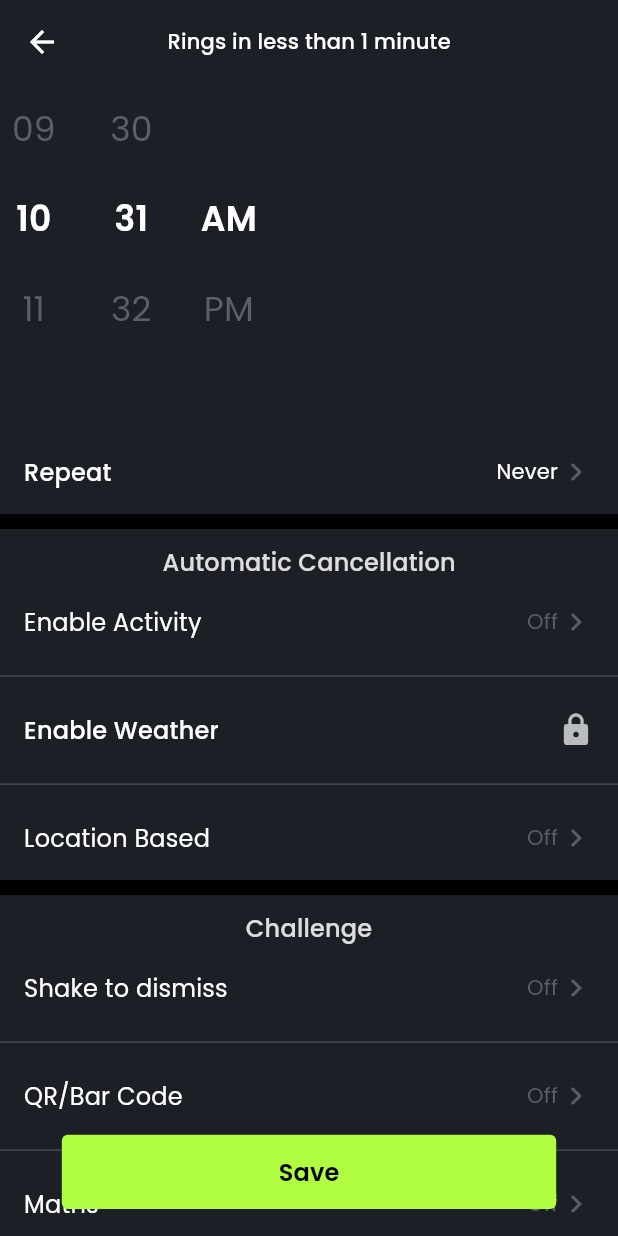
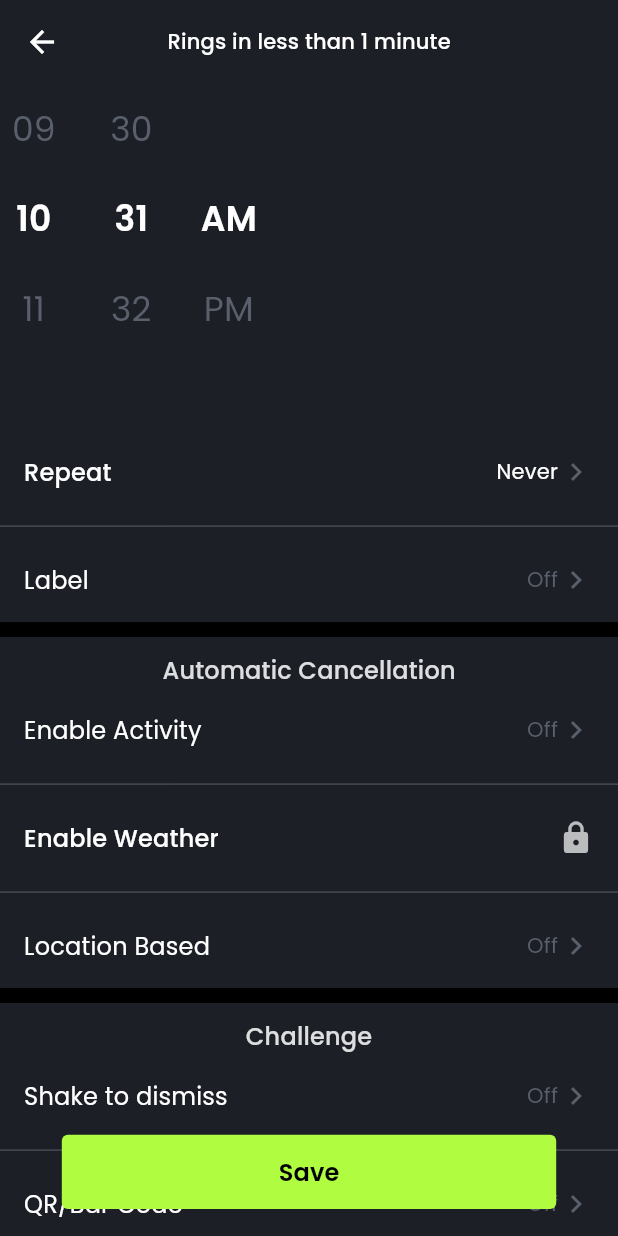
Before and after one commit to CCExtractor/ultimate_alarm_clock, a Flutter app: the AddOrUpdateAlarmView screen opened by its route, on a phone screen of 412 x 824 dp. Run offline on Flutter 3.47's test engine with Material 2 defaults, Android fonts, the light colour scheme and no system bars; drawn by our look-alikes of flutter_time_picker_spinner; our stand-ins replace cloud_firestore, firebase_core, flutter_expandable_fab, flutter_map, flutter_secure_storage, flutter_svg and 7 more; missing offline and left inert: app_minimizer, fl_location, flutter_fgbg, flutter_foreground_task, flutter_ringtone_player, mobile_scanner and 2 more; accounts and stored records are empty; generated files the repository leaves out were written again; Roboto replaces fonts that are missing (poppins).

Commit message:
added option to add label

```diff
--- a/lib/app/modules/addOrUpdateAlarm/controllers/add_or_update_alarm_controller.dart
+++ b/lib/app/modules/addOrUpdateAlarm/controllers/add_or_update_alarm_controller.dart
@@ -17,6 +17,8 @@ import 'package:uuid/uuid.dart';
 
 class AddOrUpdateAlarmController extends GetxController
     with AlarmHandlerSetupModel {
+  final labelController = TextEditingController();
+
   late UserModel? userModel;
   var alarmID = Uuid().v4();
   var homeController = Get.find<HomeController>();
--- a/lib/app/modules/addOrUpdateAlarm/views/add_or_update_alarm_view.dart
+++ b/lib/app/modules/addOrUpdateAlarm/views/add_or_update_alarm_view.dart
@@ -9,6 +9,7 @@ import 'package:get/get.dart';
 import 'package:ultimate_alarm_clock/app/data/models/alarm_model.dart';
 import 'package:ultimate_alarm_clock/app/modules/addOrUpdateAlarm/views/alarm_id_tile.dart';
 import 'package:ultimate_alarm_clock/app/modules/addOrUpdateAlarm/views/alarm_offset_tile.dart';
+import 'package:ultimate_alarm_clock/app/modules/addOrUpdateAlarm/views/label_tile.dart';
 import 'package:ultimate_alarm_clock/app/modules/addOrUpdateAlarm/views/location_activity_tile.dart';
 import 'package:ultimate_alarm_clock/app/modules/addOrUpdateAlarm/views/maths_challenge_tile.dart';
 import 'package:ultimate_alarm_clock/app/modules/addOrUpdateAlarm/views/qr_bar_code_tile.dart';
@@ -224,6 +225,13 @@ class AddOrUpdateAlarmView extends GetView<AddOrUpdateAlarmController> {
                     ),
                     RepeatTile(controller: controller),
                     Container(
+                      color: ksecondaryBackgroundColor,
+                      child: const Divider(
+                        color: kprimaryDisabledTextColor,
+                      ),
+                    ),
+                    LabelTile(controller: controller),
+                    Container(
                       color: ksecondaryTextColor,
                       height: 10,
                       width: width,
--- /dev/null
+++ b/lib/app/modules/addOrUpdateAlarm/views/label_tile.dart
@@ -0,0 +1,101 @@
+import 'package:flutter/material.dart';
+import 'package:get/get.dart';
+import 'package:numberpicker/numberpicker.dart';
+import 'package:ultimate_alarm_clock/app/modules/addOrUpdateAlarm/controllers/add_or_update_alarm_controller.dart';
+import 'package:ultimate_alarm_clock/app/utils/constants.dart';
+
+class LabelTile extends StatelessWidget {
+  const LabelTile({
+    super.key,
+    required this.controller,
+  });
+
+  final AddOrUpdateAlarmController controller;
+
+  @override
+  Widget build(BuildContext context) {
+    return ListTile(
+      tileColor: ksecondaryBackgroundColor,
+      title: const Text(
+        'Label',
+        style: TextStyle(color: kprimaryTextColor),
+      ),
+      onTap: () {
+        Get.defaultDialog(
+          title: "Enter a name",
+          titlePadding: const EdgeInsets.fromLTRB(0, 21, 0, 0),
+          backgroundColor: ksecondaryBackgroundColor,
+          titleStyle: Theme.of(context)
+              .textTheme
+              .displaySmall!
+              .copyWith(color: kprimaryTextColor),
+          contentPadding: const EdgeInsets.all(21),
+          content: TextField(
+            controller: controller.labelController,
+            style: Theme.of(context).textTheme.bodyLarge,
+            cursorColor: kprimaryTextColor.withOpacity(0.75),
+            decoration: InputDecoration(
+                enabledBorder: OutlineInputBorder(
+                    borderSide: BorderSide(
+                        color: kprimaryTextColor.withOpacity(0.75), width: 1),
+                    borderRadius: const BorderRadius.all(Radius.circular(12))),
+                border: OutlineInputBorder(
+                    borderSide: BorderSide(
+                        color: kprimaryTextColor.withOpacity(0.75), width: 1),
+                    borderRadius: const BorderRadius.all(Radius.circular(12))),
+                focusedBorder: OutlineInputBorder(
+                    borderSide: BorderSide(
+                        color: kprimaryTextColor.withOpacity(0.75), width: 1),
+                    borderRadius: const BorderRadius.all(Radius.circular(12))),
+                hintText: 'Enter a name',
+                hintStyle: Theme.of(context)
+                    .textTheme
+                    .bodyLarge!
+                    .copyWith(color: kprimaryDisabledTextColor)),
+          ),
+          buttonColor: ksecondaryBackgroundColor,
+          confirm: TextButton(
+            style: ButtonStyle(
+                backgroundColor: MaterialStateProperty.all(kprimaryColor)),
+            child: Text(
+              'Save',
+              style: Theme.of(context)
+                  .textTheme
+                  .displaySmall!
+                  .copyWith(color: ksecondaryTextColor),
+            ),
+            onPressed: () {
+              controller.label.value = controller.labelController.text;
+              Get.back();
+            },
+          ),
+        );
+      },
+      trailing: InkWell(
+        child: Wrap(
+          crossAxisAlignment: WrapCrossAlignment.center,
+          children: [
+            Obx(
+              () => Text(
+                controller.label.value.isNotEmpty
+                    ? controller.label.value
+                    : 'Off',
+                style: Theme.of(context).textTheme.bodyMedium!.copyWith(
+                      color: (controller.label.value.isEmpty)
+                          ? kprimaryDisabledTextColor
+                          : kprimaryTextColor,
+                    ),
+              ),
+            ),
+            Icon(
+              Icons.chevron_right,
+              color: (controller.label.value.isEmpty)
+                  ? kprimaryDisabledTextColor
+                  : kprimaryTextColor,
+            )
+          ],
+        ),
+      ),
+    );
+  }
+}
```
